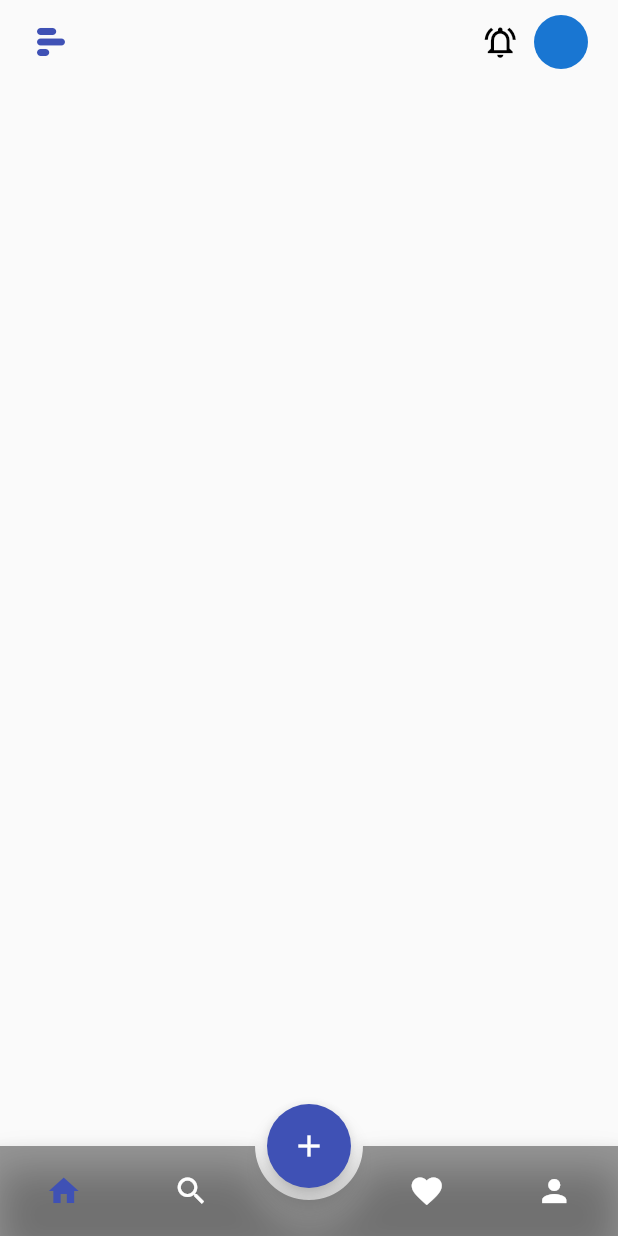
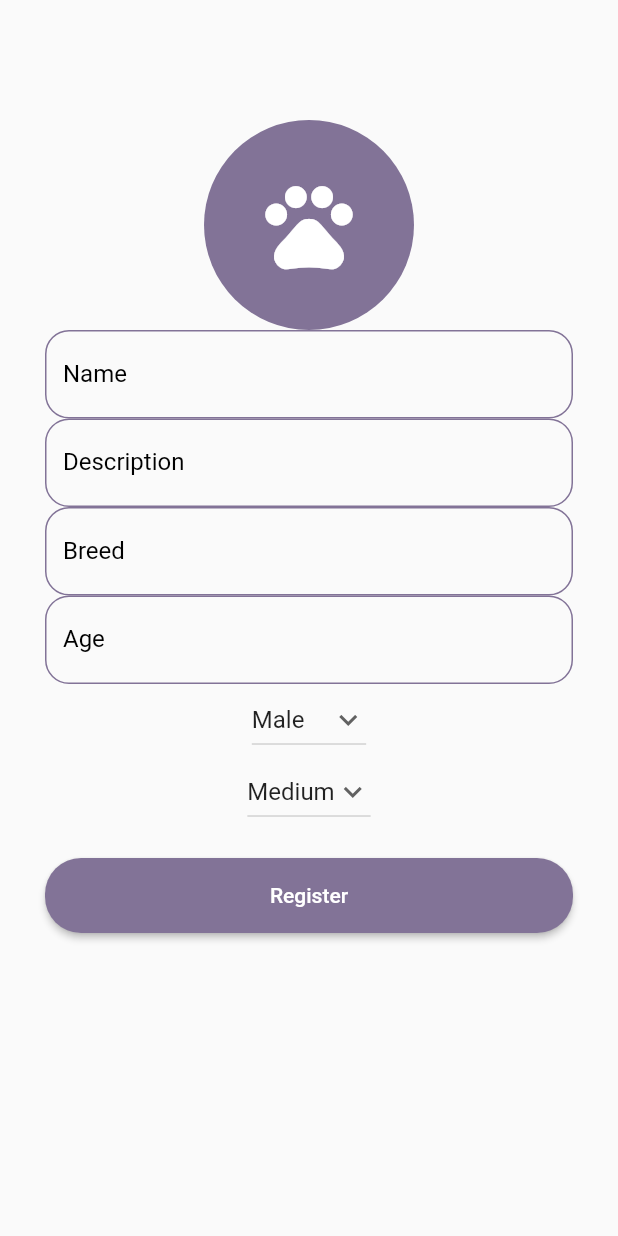
Before and after one commit to aymen-ziouche/Adoptini, a Flutter app: the HomePage screen opened by its route, after a tap on the "add" icon, on a phone screen of 412 x 824 dp. Run offline on Flutter 3.47's test engine with Material 2 defaults, Android fonts, the phone set to English and light mode, and no system bars; drawn by our look-alikes of animated_bottom_navigation_bar; our stand-ins replace cloud_firestore, firebase_auth, firebase_core, firebase_storage, flutter_onboarding_slider, geolocator and 1 more; accounts and stored records are empty.

Commit message:
added pets logic and screens

```diff
--- a/lib/main.dart
+++ b/lib/main.dart
@@ -1,3 +1,4 @@
+import 'package:adoptini/screens/addpetpage.dart';
 import 'package:adoptini/screens/homepage.dart';
 import 'package:adoptini/screens/onBoarding.dart';
 import 'package:adoptini/screens/signinpage.dart';
@@ -60,6 +61,7 @@ class MyApp extends StatelessWidget {
         OnBoarding.id: (context) => const OnBoarding(),
         SigninPage.id: (context) => const SigninPage(),
         SignupPage.id: (context) => SignupPage(),
+        AddPetPage.id: (context) => const AddPetPage(),
       },
     );
   }
--- /dev/null
+++ b/lib/modules/pet.dart
@@ -0,0 +1,19 @@
+import 'dart:ui';
+
+class Pet {
+  final String name;
+  final String breed;
+  final String age;
+  final String image;
+  final String description;
+  final String ownerId;
+
+  Pet({
+    required this.name,
+    required this.breed,
+    required this.age,
+    required this.image,
+    required this.description,
+    required this.ownerId,
+  });
+}
--- /dev/null
+++ b/lib/screens/addpetpage.dart
@@ -0,0 +1,245 @@
+import 'dart:io';
+
+import 'package:adoptini/screens/homepage.dart';
+import 'package:adoptini/services/auth.dart';
+import 'package:adoptini/services/firestore.dart';
+import 'package:adoptini/widgets/mainbutton.dart';
+import 'package:flutter/material.dart';
+import 'package:image_picker/image_picker.dart';
+
+class AddPetPage extends StatefulWidget {
+  const AddPetPage({Key? key}) : super(key: key);
+  static String id = "AddPetPage";
+
+  @override
+  State<AddPetPage> createState() => _AddPetPageState();
+}
+
+class _AddPetPageState extends State<AddPetPage> {
+  final GlobalKey<FormState> _globalKey = GlobalKey<FormState>();
+  final _petName = TextEditingController();
+  final _petBreed = TextEditingController();
+  final _petAge = TextEditingController();
+  final _petDescription = TextEditingController();
+  late File _petImage = File('');
+  final _db = Database();
+  final _auth = Auth();
+
+  String _petGender = 'Male';
+
+  // List of items in our dropdown menu
+  var genders = [
+    'Male',
+    'Female',
+  ];
+
+  String _petSize = 'Medium';
+
+  // List of items in our dropdown menu
+  var sizes = [
+    'Small',
+    'Medium',
+    'Large',
+  ];
+
+  @override
+  Widget build(BuildContext context) {
+    return Scaffold(
+      body: SafeArea(
+          child: Padding(
+        padding: const EdgeInsets.symmetric(
+          vertical: 10,
+          horizontal: 30,
+        ),
+        child: Form(
+          key: _globalKey,
+          child: SingleChildScrollView(
+            child: Column(
+              mainAxisAlignment: MainAxisAlignment.start,
+              children: [
+                const SizedBox(height: 70.0),
+                Center(
+                  child: InkWell(
+                    onTap: () async {
+                      //Add image picker
+
+                      final pickedFile = await ImagePicker().getImage(
+                        source: ImageSource.gallery,
+                      );
+                      if (pickedFile != null) {
+                        setState(() {
+                          _petImage = File(pickedFile.path);
+                        });
+                      } else {
+                        print('No image selected.');
+                      }
+                    },
+                    child: const CircleAvatar(
+                      backgroundColor: Color(0xff827397),
+                      radius: 70,
+                      child: Icon(
+                        Icons.pets,
+                        color: Colors.white,
+                        size: 70,
+                      ),
+                    ),
+                  ),
+                ),
+                TextFormField(
+                  controller: _petName,
+                  textInputAction: TextInputAction.next,
+                  style: const TextStyle(
+                    color: Colors.black,
+                  ),
+                  onChanged: (value) {
+                    print(value);
+                  },
+                  validator: (val) =>
+                      val!.isEmpty ? 'Please enter the pet\'s name!' : null,
+                  decoration: const InputDecoration(
+                    labelText: 'Name',
+                    hintText: 'Enter hte pet\'s name!',
+                    hintStyle: TextStyle(
+                      color: Colors.black54,
+                    ),
+                    labelStyle: TextStyle(
+                      color: Colors.black,
+                    ),
+                  ),
+                ),
+                TextFormField(
+                  controller: _petDescription,
+                  textInputAction: TextInputAction.next,
+                  style: const TextStyle(
+                    color: Colors.black,
+                  ),
+                  onChanged: (value) {
+                    print(value);
+                  },
+                  validator: (val) => val!.isEmpty
+                      ? 'Please enter the pet\'s description!'
+                      : null,
+                  decoration: const InputDecoration(
+                    labelText: 'Description',
+                    hintText: 'Enter hte pet\'s description!',
+                    hintStyle: TextStyle(
+                      color: Colors.black54,
+                    ),
+                    labelStyle: TextStyle(
+                      color: Colors.black,
+                    ),
+                  ),
+                ),
+                TextFormField(
+                  controller: _petBreed,
+                  textInputAction: TextInputAction.next,
+                  style: const TextStyle(
+                    color: Colors.black,
+                  ),
+                  onChanged: (value) {
+                    print(value);
+                  },
+                  validator: (val) =>
+                      val!.isEmpty ? 'Please enter the pet\'s breed!' : null,
+                  decoration: const InputDecoration(
+                    labelText: 'Breed',
+                    hintText: 'Enter hte pet\'s breed!',
+                    hintStyle: TextStyle(
+                      color: Colors.black54,
+                    ),
+                    labelStyle: TextStyle(
+                      color: Colors.black,
+                    ),
+                  ),
+                ),
+                TextFormField(
+                  controller: _petAge,
+                  keyboardType: TextInputType.number,
+                  textInputAction: TextInputAction.next,
+                  style: const TextStyle(
+                    color: Colors.black,
+                  ),
+                  onChanged: (value) {
+                    print(value);
+                  },
+                  validator: (val) =>
+                      val!.isEmpty ? 'Please enter the pet\'s age!' : null,
+                  decoration: const InputDecoration(
+                    labelText: 'Age',
+                    hintText: 'Enter hte pet\'s age!',
+                    hintStyle: TextStyle(
+                      color: Colors.black54,
+                    ),
+                    labelStyle: TextStyle(
+                      color: Colors.black,
+                    ),
+                  ),
+                ),
+                DropdownButton(
+                  value: _petGender,
+                  icon: const Icon(Icons.keyboard_arrow_down),
+                  items: genders.map((String items) {
+                    return DropdownMenuItem(
+                      value: items,
+                      child: Text(items),
+                    );
+                  }).toList(),
+                  onChanged: (String? newValue) {
+                    setState(() {
+                      _petGender = newValue!;
+                    });
+                  },
+                ),
+                DropdownButton(
+                  value: _petSize,
+                  icon: const Icon(Icons.keyboard_arrow_down),
+                  items: sizes.map((String items) {
+                    return DropdownMenuItem(
+                      value: items,
+                      child: Text(items),
+                    );
+                  }).toList(),
+                  onChanged: (String? newValue) {
+                    setState(() {
+                      _petSize = newValue!;
+                    });
+                  },
+                ),
+                const SizedBox(height: 20.0),
+                MainButton(
+                  text: "Register",
+                  hasCircularBorder: true,
+                  onTap: () async {
+                    if (_globalKey.currentState!.validate()) {
+                      _globalKey.currentState!.save();
+                      try {
+                        final uploadresult = await _db.savePetInfo(
+                          petName: _petName.text,
+                          petDescription: _petDescription.text,
+                          petBreed: _petBreed.text,
+                          petAge: _petAge.text,
+                          petGender: _petGender,
+                          petSize: _petSize,
+                          petImage: _petImage,
+                        );
+                        Navigator.pushNamed(context, HomePage.id);
+                      } catch (e) {
+                        ScaffoldMessenger.of(context).showSnackBar(
+                          SnackBar(
+                            content: Text(
+                              e.toString(),
+                            ),
+                          ),
+                        );
+                      }
+                    }
+                  },
+                ),
+              ],
+            ),
+          ),
+        ),
+      )),
+    );
+  }
+}
--- a/lib/screens/homepage.dart
+++ b/lib/screens/homepage.dart
@@ -1,5 +1,10 @@
+import 'package:adoptini/modules/pet.dart';
+import 'package:adoptini/screens/addpetpage.dart';
+import 'package:adoptini/screens/detailspage.dart';
 import 'package:adoptini/services/firestore.dart';
+import 'package:adoptini/widgets/listItemWidget.dart';
 import 'package:animated_bottom_navigation_bar/animated_bottom_navigation_bar.dart';
+import 'package:cloud_firestore/cloud_firestore.dart';
 import 'package:flutter/material.dart';
 
 class HomePage extends StatefulWidget {
@@ -12,15 +17,8 @@ class HomePage extends StatefulWidget {
   State<HomePage> createState() => _HomePageState();
 }
 
-final _backend = Firestore();
-final uid = _backend.getCurrentUserUid();
-
-@override
-void initState() {
-  _backend.getCurrentUserName();
-}
-
 class _HomePageState extends State<HomePage> {
+  final _db = Database();
   @override
   Widget build(BuildContext context) {
     var iconList = <IconData>[
@@ -70,6 +68,54 @@ class _HomePageState extends State<HomePage> {
           const SizedBox(
             height: 20,
           ),
+          Padding(
+            padding: const EdgeInsets.all(8.0),
+            child: StreamBuilder<QuerySnapshot>(
+                stream: _db.loadPets(),
+                builder: (context, snapshot) {
+                  if (snapshot.hasData) {
+                    List<Pet> pets = [];
+
+                    for (var doc in snapshot.data!.docs) {
+                      var data = doc;
+                      pets.add(
+                        Pet(
+                          ownerId: data['ownerId'],
+                          name: data['petName'],
+                          breed: data['petBreed'],
+                          age: data['petAge'],
+                          description: data['petDescription'],
+                          image: data['petImage'],
+                        ),
+                      );
+                    }
+                    return ListView.builder(
+                      scrollDirection: Axis.vertical,
+                      physics: NeverScrollableScrollPhysics(),
+                      shrinkWrap: true,
+                      itemBuilder: (context, index) => InkWell(
+                        onTap: () {
+                          Navigator.push(
+                            context,
+                            MaterialPageRoute(
+                              builder: (context) => DetailsPage(
+                                pet: pets[index],
+                              ),
+                            ),
+                          );
+                        },
+                        child: secondListItem(pets[index].image,
+                            pets[index].name, pets[index].description),
+                      ),
+                      itemCount: pets.length,
+                    );
+                  } else {
+                    return const Center(
+                      child: Text("Loading..."),
+                    );
+                  }
+                }),
+          ),
         ],
       ),
       floatingActionButton: FloatingActionButton(
@@ -78,7 +124,9 @@ class _HomePageState extends State<HomePage> {
           Icons.add,
           color: Colors.white,
         ),
-        onPressed: () {},
+        onPressed: () {
+          Navigator.pushNamed(context, AddPetPage.id);
+        },
       ),
       floatingActionButtonLocation: FloatingActionButtonLocation.centerDocked,
       bottomNavigationBar: AnimatedBottomNavigationBar(
@@ -91,7 +139,6 @@ class _HomePageState extends State<HomePage> {
         gapLocation: GapLocation.center,
         notchSmoothness: NotchSmoothness.softEdge,
         onTap: (index) => setState(() => _bottomNavIndex = index),
-        //other params
       ),
     ));
   }
--- a/lib/screens/signuppage.dart
+++ b/lib/screens/signuppage.dart
@@ -1,12 +1,13 @@
 import 'dart:io';
 
-import 'package:adoptini/modules/user.dart';
 import 'package:adoptini/screens/homepage.dart';
 import 'package:adoptini/screens/signinpage.dart';
 import 'package:adoptini/services/auth.dart';
 import 'package:adoptini/widgets/mainbutton.dart';
 import 'package:flutter/material.dart';
 import 'package:image_picker/image_picker.dart';
+import 'package:geolocator/geolocator.dart';
+
 
 class SignupPage extends StatefulWidget {
   SignupPage({Key? key}) : super(key: key);
--- a/pubspec.yaml
+++ b/pubspec.yaml
@@ -40,6 +40,7 @@ dependencies:
   image_picker: ^0.8.6
   firebase_storage: ^11.0.9
   animated_bottom_navigation_bar: ^1.1.0
+  geolocator: ^9.0.2
 
 dev_dependencies:
   flutter_test:
```
Also changed, not shown: lib/screens/detailspage.dart (added, +68 -0 lines), lib/services/auth.dart (+12 -8 lines), lib/services/firestore.dart (+39 -16 lines), lib/widgets/listItemWidget.dart (added, +61 -0 lines), pubspec.lock, 5 other files.
